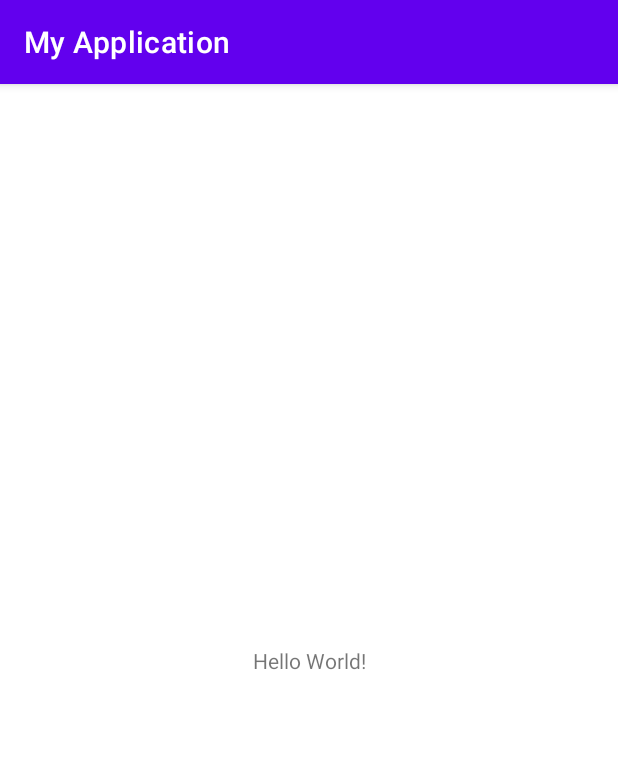
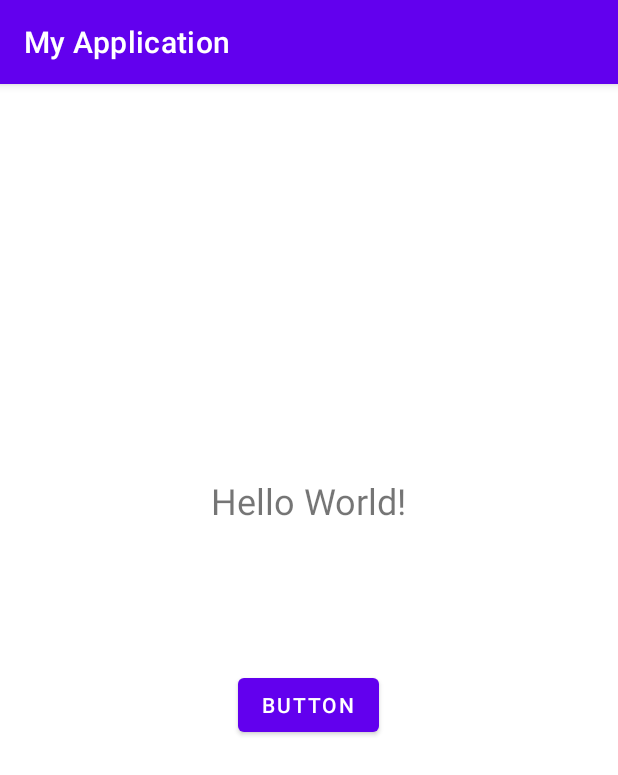
Before and after one commit to Bhupender-kumar455/hola, an Android app: the screen it shows after launch (MainActivity), on a phone screen of 412 x 824 dp. Shown: the top 775 px of the screen. Run offline under Robolectric (Android 15) with nearby library versions, the phone set to English and light mode, and no system bars.

Commit message:
Added a button

```diff
--- a/app/src/main/res/layout/activity_main.xml
+++ b/app/src/main/res/layout/activity_main.xml
@@ -7,12 +7,29 @@
     tools:context=".MainActivity">
 
     <TextView
+        android:id="@+id/textView"
         android:layout_width="wrap_content"
         android:layout_height="wrap_content"
         android:text="Hello World!"
+        android:textSize="24sp"
         app:layout_constraintBottom_toBottomOf="parent"
         app:layout_constraintEnd_toEndOf="parent"
+        app:layout_constraintHorizontal_bias="0.5"
         app:layout_constraintStart_toStartOf="parent"
-        app:layout_constraintTop_toTopOf="parent" />
+        app:layout_constraintTop_toTopOf="parent"
+        app:layout_constraintVertical_bias="0.355" />
+
+    <Button
+        android:id="@+id/button"
+        android:layout_width="wrap_content"
+        android:layout_height="wrap_content"
+        android:layout_marginTop="96dp"
+        android:text="Button"
+        app:layout_constraintBottom_toBottomOf="parent"
+        app:layout_constraintEnd_toEndOf="parent"
+        app:layout_constraintHorizontal_bias="0.498"
+        app:layout_constraintStart_toStartOf="parent"
+        app:layout_constraintTop_toBottomOf="@+id/textView"
+        app:layout_constraintVertical_bias="0.0" />
 
 </androidx.constraintlayout.widget.ConstraintLayout>
```
